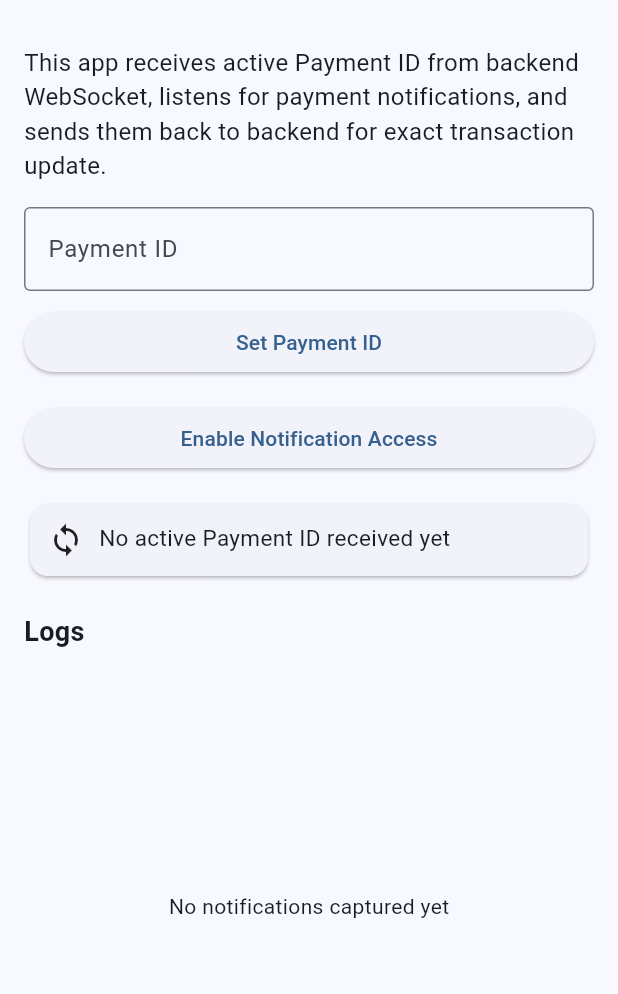
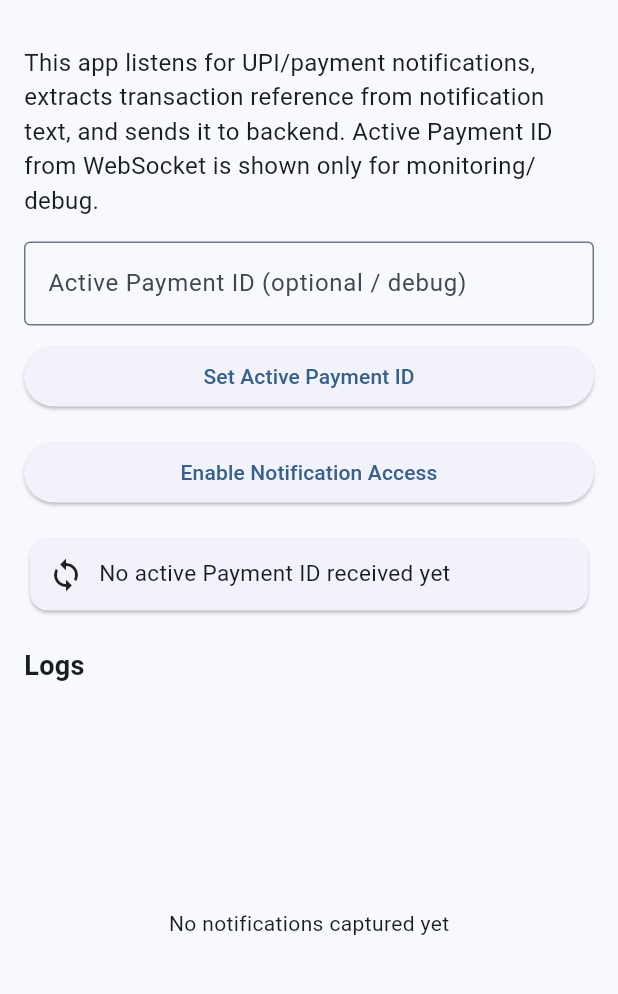
Before and after one commit to akshay-47-ak/PayNotify-App, a Flutter app: the screen it shows after launch, on a phone screen of 412 x 824 dp, the part 63-1057 px from its top. Run offline on Flutter 3.47's test engine with Material 3 defaults, Android fonts, the phone set to English and light mode, and no system bars; missing offline and left inert: stomp_dart_client.

Commit message:
Changed the Working for Scalability

```diff
--- a/lib/main.dart
+++ b/lib/main.dart
@@ -60,7 +60,8 @@ class _HomeScreenState extends State<HomeScreen> {
         print("subText = ${notification.subText}");
         print("bigText = ${notification.bigText}");
 
-        final result = await NotificationHandler.processNotification(notification);
+        final result =
+            await NotificationHandler.processNotification(notification);
 
         if (!mounted) return;
 
@@ -68,12 +69,13 @@ class _HomeScreenState extends State<HomeScreen> {
           logs.insert(
             0,
             "[${DateTime.now()}] "
-            "paymentId=${NotificationHandler.currentPaymentId} | "
+            "activePaymentId=${NotificationHandler.currentPaymentId} | "
+            "txnRef=${result["transactionRef"] ?? ""} | "
             "${notification.packageName} | "
             "${notification.title} | "
             "sent=${result["sent"]} | "
             "status=${result["status"]} | "
-            "${notification.text}",
+            "${result["message"] ?? notification.text}",
           );
         });
       }
@@ -128,11 +130,14 @@ class _HomeScreenState extends State<HomeScreen> {
     NotificationHandler.setCurrentPaymentId(paymentId);
 
     setState(() {
-      logs.insert(0, "Current Payment ID set manually: $paymentId");
+      logs.insert(
+        0,
+        "Active Payment ID set manually for display/debug: $paymentId",
+      );
     });
 
     ScaffoldMessenger.of(context).showSnackBar(
-      const SnackBar(content: Text("Payment ID set successfully")),
+      const SnackBar(content: Text("Active Payment ID updated")),
     );
   }
 
@@ -156,14 +161,14 @@ class _HomeScreenState extends State<HomeScreen> {
         child: Column(
           children: [
             const Text(
-              "This app receives active Payment ID from backend WebSocket, listens for payment notifications, and sends them back to backend for exact transaction update.",
+              "This app listens for UPI/payment notifications, extracts transaction reference from notification text, and sends it to backend. Active Payment ID from WebSocket is shown only for monitoring/debug.",
               style: TextStyle(fontSize: 16),
             ),
             const SizedBox(height: 16),
             TextField(
               controller: paymentIdController,
               decoration: const InputDecoration(
-                labelText: "Payment ID",
+                labelText: "Active Payment ID (optional / debug)",
                 border: OutlineInputBorder(),
                 hintText: "Auto-synced from backend WebSocket or enter manually",
               ),
@@ -174,7 +179,7 @@ class _HomeScreenState extends State<HomeScreen> {
                 Expanded(
                   child: ElevatedButton(
                     onPressed: _setPaymentId,
-                    child: const Text("Set Payment ID"),
+                    child: const Text("Set Active Payment ID"),
                   ),
                 ),
               ],
--- a/lib/models/payment_notify_request.dart
+++ b/lib/models/payment_notify_request.dart
@@ -1,22 +1,22 @@
 class PaymentNotifyRequest {
-  final String paymentId;
   final String packageName;
   final String title;
   final String message;
+  final String? transactionRef;
 
   PaymentNotifyRequest({
-    required this.paymentId,
     required this.packageName,
     required this.title,
     required this.message,
+    this.transactionRef,
   });
 
   Map<String, dynamic> toJson() {
     return {
-      "paymentId": paymentId,
       "packageName": packageName,
       "title": title,
       "message": message,
+      "transactionRef": transactionRef,
     };
   }
 }
--- a/lib/services/api_service.dart
+++ b/lib/services/api_service.dart
@@ -22,7 +22,7 @@ class ApiService {
       print("Notify API body: ${response.body}");
 
       if (response.statusCode >= 200 && response.statusCode < 300) {
-        return jsonDecode(response.body);
+        return jsonDecode(response.body) as Map<String, dynamic>;
       }
 
       return null;
```
Also changed, not shown: lib/services/notification_handler.dart (+65 -15 lines).
